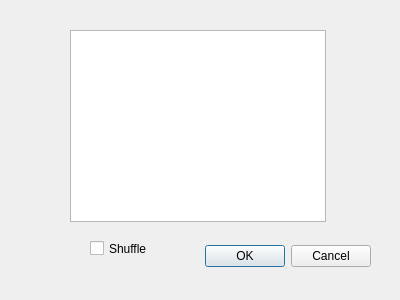
First picture: the form in gui/src/main/resources/playlist_selection_dialog.ui, repository apastel/ytmusic-deleter, before the edit.
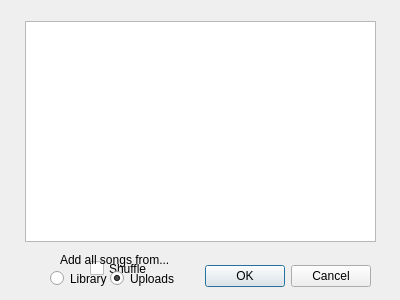
Second picture: the form after the edit.

Commit message:
79 add all songs to a playlist (#81)
* add new cli command for add_all_to_playlist

* add some logging

* add more logging and unit test

* add new feature to UI

* change sort-playlist dialog button text

What changed in the file:
```diff
--- a/gui/src/main/resources/playlist_selection_dialog.ui
+++ b/gui/src/main/resources/playlist_selection_dialog.ui
@@ -20,7 +20,7 @@
    <property name="geometry">
     <rect>
      <x>30</x>
-     <y>240</y>
+     <y>260</y>
      <width>341</width>
      <height>32</height>
     </rect>
@@ -35,10 +35,10 @@
   <widget class="QListWidget" name="playlistList">
    <property name="geometry">
     <rect>
-     <x>70</x>
-     <y>30</y>
-     <width>256</width>
-     <height>192</height>
+     <x>25</x>
+     <y>21</y>
+     <width>351</width>
+     <height>221</height>
     </rect>
    </property>
    <property name="selectionRectVisible">
@@ -52,7 +52,7 @@
    <property name="geometry">
     <rect>
      <x>90</x>
-     <y>240</y>
+     <y>260</y>
      <width>70</width>
      <height>17</height>
     </rect>
@@ -64,6 +64,63 @@
     <string>Shuffle</string>
    </property>
   </widget>
+  <widget class="QRadioButton" name="radioButtonLibrary">
+   <property name="enabled">
+    <bool>true</bool>
+   </property>
+   <property name="geometry">
+    <rect>
+     <x>50</x>
+     <y>270</y>
+     <width>82</width>
+     <height>17</height>
+    </rect>
+   </property>
+   <property name="text">
+    <string>Library</string>
+   </property>
+   <attribute name="buttonGroup">
+    <string notr="true">radioButtonGroup</string>
+   </attribute>
+  </widget>
+  <widget class="QRadioButton" name="radioButtonUploads">
+   <property name="enabled">
+    <bool>true</bool>
+   </property>
+   <property name="geometry">
+    <rect>
+     <x>110</x>
+     <y>270</y>
+     <width>82</width>
+     <height>17</height>
+    </rect>
+   </property>
+   <property name="text">
+    <string>Uploads</string>
+   </property>
+   <property name="checked">
+    <bool>true</bool>
+   </property>
+   <attribute name="buttonGroup">
+    <string notr="true">radioButtonGroup</string>
+   </attribute>
+  </widget>
+  <widget class="QLabel" name="radioButtonLabel">
+   <property name="enabled">
+    <bool>true</bool>
+   </property>
+   <property name="geometry">
+    <rect>
+     <x>60</x>
+     <y>250</y>
+     <width>111</width>
+     <height>20</height>
+    </rect>
+   </property>
+   <property name="text">
+    <string>Add all songs from...</string>
+   </property>
+  </widget>
  </widget>
  <resources/>
  <connections>
```
Left out of the diff: 3 changed lines with no effect on the pictures. The commit also changes 14 other files.
